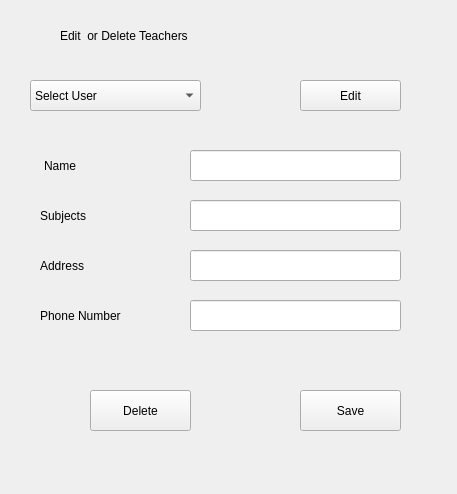
First picture: the form in editdelete_teachers.ui, repository AfolabiSunday/timetable_generator, before the edit.
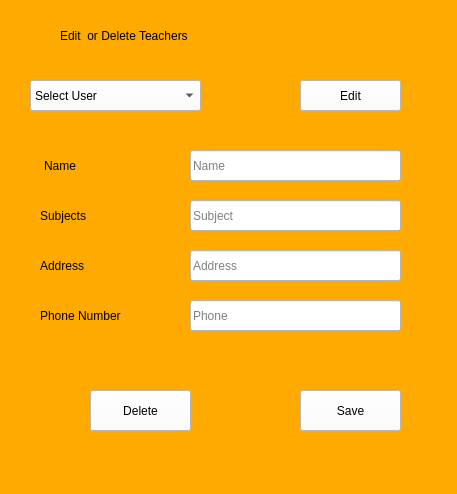
Second picture: the form after the edit.

```diff
--- a/editdelete_teachers.ui
+++ b/editdelete_teachers.ui
@@ -13,6 +13,11 @@
   <property name="windowTitle">
    <string>Form</string>
   </property>
+  <property name="styleSheet">
+   <string notr="true">font: 10pt &quot;MS Shell Dlg 2&quot;;
+background-color: rgb(255, 170, 0);
+</string>
+  </property>
   <widget class="QComboBox" name="comboBox">
    <property name="geometry">
     <rect>
@@ -22,6 +27,9 @@
      <height>31</height>
     </rect>
    </property>
+   <property name="styleSheet">
+    <string notr="true">background-color: rgb(255, 255, 255);</string>
+   </property>
    <item>
     <property name="text">
      <string>Select User</string>
@@ -37,6 +45,9 @@
      <height>31</height>
     </rect>
    </property>
+   <property name="styleSheet">
+    <string notr="true">background-color: rgb(255, 255, 255);</string>
+   </property>
    <property name="text">
     <string>Edit</string>
    </property>
@@ -50,6 +61,9 @@
      <height>41</height>
     </rect>
    </property>
+   <property name="styleSheet">
+    <string notr="true">background-color: rgb(255, 255, 255);</string>
+   </property>
    <property name="text">
     <string>Delete</string>
    </property>
@@ -63,6 +77,12 @@
      <height>31</height>
     </rect>
    </property>
+   <property name="styleSheet">
+    <string notr="true">background-color: rgb(255, 255, 255);</string>
+   </property>
+   <property name="placeholderText">
+    <string>Address</string>
+   </property>
   </widget>
   <widget class="QLabel" name="label_2">
    <property name="geometry">
@@ -89,6 +109,12 @@
      <height>31</height>
     </rect>
    </property>
+   <property name="styleSheet">
+    <string notr="true">background-color: rgb(255, 255, 255);</string>
+   </property>
+   <property name="placeholderText">
+    <string>Subject</string>
+   </property>
   </widget>
   <widget class="QLabel" name="label_5">
    <property name="geometry">
@@ -115,6 +141,12 @@
      <height>31</height>
     </rect>
    </property>
+   <property name="styleSheet">
+    <string notr="true">background-color: rgb(255, 255, 255);</string>
+   </property>
+   <property name="placeholderText">
+    <string>Name</string>
+   </property>
   </widget>
   <widget class="QLineEdit" name="lineEdit_3">
    <property name="geometry">
@@ -125,6 +157,12 @@
      <height>31</height>
     </rect>
    </property>
+   <property name="styleSheet">
+    <string notr="true">background-color: rgb(255, 255, 255);</string>
+   </property>
+   <property name="placeholderText">
+    <string>Phone</string>
+   </property>
   </widget>
   <widget class="QLabel" name="label_3">
    <property name="geometry">
@@ -167,6 +205,9 @@
      <height>41</height>
     </rect>
    </property>
+   <property name="styleSheet">
+    <string notr="true">background-color: rgb(255, 255, 255);</string>
+   </property>
    <property name="text">
     <string>Save</string>
    </property>
```
